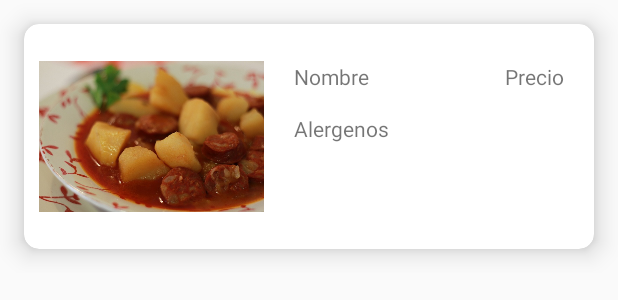
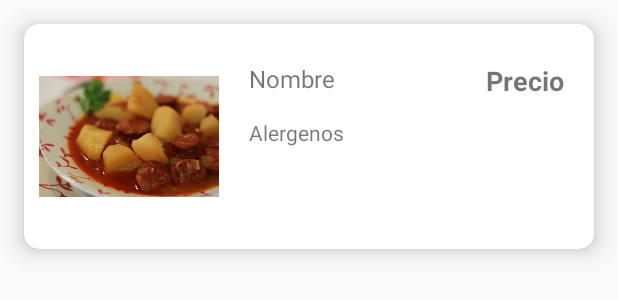
Before and after one commit to edugonzlz/Ristorapp, an Android app: the layout view_dish.xml on its own in the app's theme, with its tools: preview values and no code run, on a phone screen of 412 x 824 dp. Shown: the top 300 px of the screen. Run offline under Robolectric (Android 15) with nearby library versions, the phone set to English and light mode, and no system bars.

Commit message:
Limpieza general y arreglos en el layout

```diff
--- a/app/src/main/java/com/edugonzlz/ristorapp/activity/MainDishListActivity.java
+++ b/app/src/main/java/com/edugonzlz/ristorapp/activity/MainDishListActivity.java
@@ -37,8 +37,6 @@ public class MainDishListActivity extends AppCompatActivity{
                     .add(R.id.fragment_main_dish_list, mainDishListFragment)
                     .commit();
         }
-
-
     }
 
     @Override
--- a/app/src/main/java/com/edugonzlz/ristorapp/activity/RestaurantActivity.java
+++ b/app/src/main/java/com/edugonzlz/ristorapp/activity/RestaurantActivity.java
@@ -29,13 +29,10 @@ public class RestaurantActivity extends AppCompatActivity implements TableListFr
                         .commit();
             }
         }
-
     }
 
     public void onTableSelected(TableModel table, int position) {
 
-        // al pulsar una mesa presentamos un TableDishActivity
-        // le pasamos el numero de mesa
         Intent intent = new Intent(this, TableDishListActivity.class);
         intent.putExtra(TableDishListActivity.EXTRA_TABLE_INDEX, position);
 
--- a/app/src/main/java/com/edugonzlz/ristorapp/activity/TableDishListActivity.java
+++ b/app/src/main/java/com/edugonzlz/ristorapp/activity/TableDishListActivity.java
@@ -46,7 +46,6 @@ public class TableDishListActivity extends AppCompatActivity implements DishList
                         .commit();
             }
         }
-
     }
 
 
--- a/app/src/main/java/com/edugonzlz/ristorapp/adapter/DishListRecyclerViewAdapter.java
+++ b/app/src/main/java/com/edugonzlz/ristorapp/adapter/DishListRecyclerViewAdapter.java
@@ -47,7 +47,6 @@ public class DishListRecyclerViewAdapter extends RecyclerView.Adapter<DishListRe
                 }
             }
         });
-
     }
 
     @Override
--- a/app/src/main/java/com/edugonzlz/ristorapp/fragment/MainDishListFragment.java
+++ b/app/src/main/java/com/edugonzlz/ristorapp/fragment/MainDishListFragment.java
@@ -20,7 +20,6 @@ import android.widget.ViewSwitcher;
 
 import com.edugonzlz.ristorapp.R;
 import com.edugonzlz.ristorapp.activity.DishActivity;
-import com.edugonzlz.ristorapp.activity.TableDishListActivity;
 import com.edugonzlz.ristorapp.adapter.DishListRecyclerViewAdapter;
 import com.edugonzlz.ristorapp.model.DishListModel;
 import com.edugonzlz.ristorapp.model.DishModel;
@@ -41,8 +40,6 @@ public class MainDishListFragment extends Fragment implements DishListRecyclerVi
 
     private RecyclerView mList;
     private ViewSwitcher mViewSwitcher;
-
-    private DishListModel mDishList;
 
     private DishModel mDish;
     private LinkedList<DishModel> mMainDishList;
--- a/app/src/main/java/com/edugonzlz/ristorapp/fragment/TableListFragment.java
+++ b/app/src/main/java/com/edugonzlz/ristorapp/fragment/TableListFragment.java
@@ -1,12 +1,10 @@
 package com.edugonzlz.ristorapp.fragment;
 
 import android.app.Activity;
+import android.app.Fragment;
 import android.content.Context;
 import android.os.Bundle;
 import android.support.annotation.Nullable;
-import android.app.Fragment;
-import android.support.design.widget.FloatingActionButton;
-import android.support.design.widget.Snackbar;
 import android.view.LayoutInflater;
 import android.view.View;
 import android.view.ViewGroup;
@@ -15,8 +13,6 @@ import android.widget.ArrayAdapter;
 import android.widget.ListView;
 
 import com.edugonzlz.ristorapp.R;
-import com.edugonzlz.ristorapp.model.DishListModel;
-import com.edugonzlz.ristorapp.model.DishModel;
 import com.edugonzlz.ristorapp.model.RestaurantModel;
 import com.edugonzlz.ristorapp.model.TableModel;
 
--- a/app/src/main/java/com/edugonzlz/ristorapp/model/DishModel.java
+++ b/app/src/main/java/com/edugonzlz/ristorapp/model/DishModel.java
@@ -30,7 +30,6 @@ public class DishModel implements Serializable{
         mPrice = price;
 
     }
-
 
     public String getName() {
         return mName;
@@ -84,6 +83,6 @@ public class DishModel implements Serializable{
 
     @Override
     public String toString() {
-        return mName + " " + mPrice;
+        return mName + " " + getPrice();
     }
 }
--- a/app/src/main/java/com/edugonzlz/ristorapp/model/TableModel.java
+++ b/app/src/main/java/com/edugonzlz/ristorapp/model/TableModel.java
@@ -19,9 +19,7 @@ public class TableModel {
     public LinkedList<DishModel> getDishList() {
 
         if (mDishList == null) {
-            DishModel dish = new DishModel("Añade tus platos", null , 0f);
             mDishList = new LinkedList<>();
-            mDishList.add(dish);
         }
         return mDishList;
     }
--- a/app/src/main/res/layout/view_dish.xml
+++ b/app/src/main/res/layout/view_dish.xml
@@ -18,7 +18,7 @@
 
             <ImageView
                 android:id="@+id/dish_image"
-                android:layout_width="150dp"
+                android:layout_width="120dp"
                 android:layout_height="match_parent"
                 android:src="@drawable/patatas"/>
 
@@ -36,8 +36,10 @@
                     android:layout_width="wrap_content"
                     android:layout_height="wrap_content"
                     android:layout_alignParentLeft="true"
+                    android:layout_toLeftOf="@+id/dish_price"
                     android:layout_alignParentTop="true"
-                    android:text="Nombre"/>
+                    android:text="Nombre"
+                    android:textSize="16sp"/>
 
                 <TextView
                     android:id="@+id/dish_price"
@@ -45,7 +47,10 @@
                     android:layout_height="wrap_content"
                     android:layout_alignParentRight="true"
                     android:layout_alignParentTop="true"
-                    android:text="Precio"/>
+                    android:text="Precio"
+                    android:textStyle="normal|bold"
+                    android:fontFamily="sans-serif"
+                    android:textSize="18sp"/>
 
 
                 <TextView
--- a/app/src/main/res/values/strings.xml
+++ b/app/src/main/res/values/strings.xml
@@ -5,4 +5,7 @@
     <string name="bill">cuenta</string>
     <string name="addDish">Añdir plato</string>
     <string name="addToTable">Añadir a la mesa</string>
+    <string name="Price">"Precio: "</string>
+    <string name="Description">"Descripcion: "</string>
+    <string name="Allergens">"Alergenos: "</string>
 </resources>
```
Also changed, not shown: app/src/main/java/com/edugonzlz/ristorapp/activity/DishActivity.java (+4 -14 lines), app/src/main/java/com/edugonzlz/ristorapp/fragment/DishListFragment.java (+0 -20 lines), app/src/main/java/com/edugonzlz/ristorapp/model/RestaurantModel.java (+0 -8 lines).
